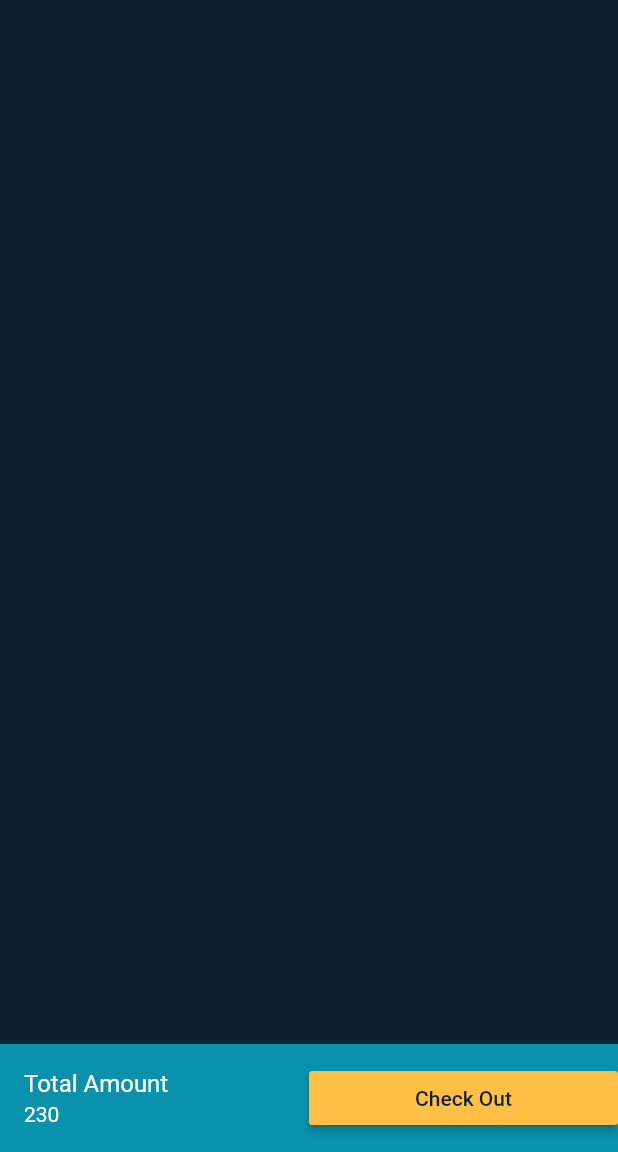
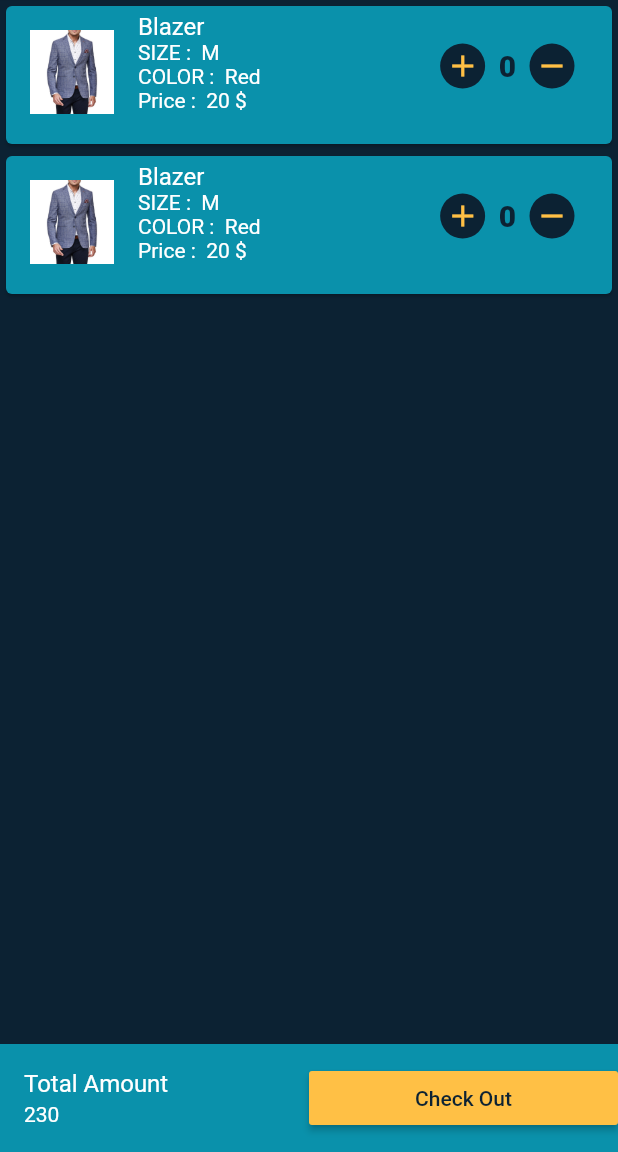
Before and after one commit to ahmedashraffcih/Flutter-Shopping-App, a Flutter app: the ShoppingCart screen opened directly, on a phone screen of 412 x 824 dp, the part 84-1236 px from its top. Run offline on Flutter 3.47's test engine with Material 2 defaults, Android fonts, the phone set to English and light mode, and no system bars; our stand-ins replace carousel_pro.

Commit message:
Complete Shopping Cart Functionality & Packaging Files

```diff
--- a/lib/App_Bar.dart
+++ b/lib/Components/App_Bar.dart
@@ -1,5 +1,5 @@
 import 'package:flutter/material.dart';
-import 'package:flutter_shopping_app/Icon_Buttons.dart';
+import 'package:flutter_shopping_app/Components/Icon_Buttons.dart';
 import 'Constants.dart';
 
 class ShoppingAppBar extends AppBar {
--- a/lib/Carousel.dart
+++ b/lib/Components/Carousel.dart
@@ -1,6 +1,6 @@
 import 'package:flutter/material.dart';
 import 'package:carousel_pro/carousel_pro.dart';
-import 'package:flutter_shopping_app/Constants.dart';
+import 'package:flutter_shopping_app/Components/Constants.dart';
   Widget image_carousel = new Container(
     height: 200.0,
     child:  new Carousel(
--- a/lib/Category_Label_List.dart
+++ b/lib/Components/Category_Label_List.dart
@@ -1,5 +1,5 @@
 import 'package:flutter/material.dart';
-import 'package:flutter_shopping_app/Constants.dart';
+import 'package:flutter_shopping_app/Components/Constants.dart';
 
 class Category extends StatelessWidget {
 
--- a/lib/Constants.dart
+++ b/lib/Components/Constants.dart
@@ -4,7 +4,6 @@ const KPrimaryDarkColor = Color(0xFF0c2233);
 const KSubDarkColor = Color(0xFF065471);
 const KBoxColor = Color(0xFF0a91ab);
 const KPrimaryBrightColor = Color(0xFFffc045);
-
 
 // --------------- HOME PAGE CONSTANTS ----------
 const KCategoryTextStyle = TextStyle(
@@ -21,9 +20,7 @@ const KProductPriceTextStyle = TextStyle(
   fontWeight: FontWeight.w900,
 );
 
-const KProductCardDecoration = BoxDecoration(
-    color: KBoxColor,
-    boxShadow: [
+const KProductCardDecoration = BoxDecoration(color: KBoxColor, boxShadow: [
   BoxShadow(
     color: Color.fromRGBO(0, 0, 0, 0.10),
     blurRadius: 4.0,
@@ -33,10 +30,7 @@ const KProductCardDecoration = BoxDecoration(
       4.0,
     ),
   )
-    ]
-);
-
-
+]);
 
 // --------------- PRODUCT DESCRIPTION CONSTANTS ----------
 
@@ -46,10 +40,8 @@ const KProductDetailsNameTextStyle = TextStyle(
   color: KPrimaryBrightColor,
 );
 
-const KProductDetailsPriceTextStyle = TextStyle(
-  color: KPrimaryBrightColor,
-  fontSize: 20.0
-);
+const KProductDetailsPriceTextStyle =
+    TextStyle(color: KPrimaryBrightColor, fontSize: 20.0);
 
 const KProductDescriptionTitleTextStyle = TextStyle(
   color: KBoxColor,
@@ -74,5 +66,8 @@ const KDrawerBoxDecoration = BoxDecoration(
           4.0,
         ),
       )
-    ]
-);
+    ]);
+
+// --------------- Shopping cart CONSTANTS ----------
+const KCartCountTextStyle = TextStyle(
+    color: KPrimaryDarkColor, fontWeight: FontWeight.w800, fontSize: 20);
--- a/lib/Icon_Buttons.dart
+++ b/lib/Components/Icon_Buttons.dart
@@ -8,7 +8,7 @@ class Icon_Buttons extends StatelessWidget {
 
   @override
   Widget build(BuildContext context) {
-    return new IconButton(
+    return IconButton(
         icon: Icon(
           icon,
           color: Button_color,
--- a/lib/Product_Card.dart
+++ b/lib/Components/Product_Card.dart
@@ -1,6 +1,6 @@
 import 'package:flutter/material.dart';
-import 'package:flutter_shopping_app/Constants.dart';
-import 'Product_Details.dart';
+import 'package:flutter_shopping_app/Components/Constants.dart';
+import '../Pages/Product_Details.dart';
 class Single_Product extends StatelessWidget {
   Single_Product({this.product_name, this.product_pic, this.product_price});
   final product_name;
--- a/lib/Product_Details_Button.dart
+++ b/lib/Components/Product_Details_Button.dart
@@ -1,5 +1,5 @@
 import 'package:flutter/material.dart';
-import 'package:flutter_shopping_app/Constants.dart';
+import 'package:flutter_shopping_app/Components/Constants.dart';
 
 class Product_Details_Button extends StatelessWidget {
   Product_Details_Button({@required this.textButton,@required this.buttonContent});
--- /dev/null
+++ b/lib/Components/Raw_Material Button.dart
@@ -0,0 +1,24 @@
+import 'package:flutter/material.dart';
+import 'package:flutter_shopping_app/Components/Constants.dart';
+class RoundIconButton extends StatelessWidget {
+  RoundIconButton({@required this.icon, this.onPressed,this.iconColor});
+
+  final IconData icon;
+  final Function onPressed;
+  final Color iconColor;
+
+  @override
+  Widget build(BuildContext context) {
+    return RawMaterialButton(
+      child: Icon(icon,color: iconColor,),
+      onPressed: onPressed,
+      shape: CircleBorder(),
+      elevation: 0.0,
+      fillColor: KPrimaryDarkColor,
+      constraints: BoxConstraints.tightFor(
+        width: 30.0,
+        height: 30.0,
+      ),
+    );
+  }
+}
--- /dev/null
+++ b/lib/Components/Shopping_Cart/Cart_Products.dart
@@ -0,0 +1,45 @@
+import 'package:flutter/material.dart';
+import 'Single_Card_Product.dart';
+
+class CartProducts extends StatefulWidget {
+  @override
+  _CartProductsState createState() => _CartProductsState();
+}
+
+class _CartProductsState extends State<CartProducts> {
+  final productsOnCard = [
+    {
+      "name": "Blazer",
+      "picture": "images/blazer.jpg",
+      "price": 20,
+      "size": "M",
+      "color": "Red",
+      "quantity": 1,
+    },
+    {
+      "name": "Blazer",
+      "picture": "images/blazer.jpg",
+      "price": 20,
+      "size": "M",
+      "color": "Red",
+      "quantity": 1,
+    },
+  ];
+
+  @override
+  Widget build(BuildContext context) {
+    return ListView.builder(
+        itemCount: productsOnCard.length,
+        itemExtent: 100,
+        itemBuilder: (context, index) {
+          return SingleCartProduct(
+            cartProductName: productsOnCard[index]["name"],
+            cartProductPic: productsOnCard[index]["picture"],
+            cartProductPrice: productsOnCard[index]["price"],
+            cartProductColor: productsOnCard[index]["color"],
+            cartProductQty: productsOnCard[index]["quantity"],
+            cartProductSize: productsOnCard[index]["size"],
+          );
+        });
+  }
+}
--- /dev/null
+++ b/lib/Components/Shopping_Cart/Single_Card_Product.dart
@@ -0,0 +1,77 @@
+import 'package:flutter/material.dart';
+import 'package:flutter_shopping_app/Components/Constants.dart';
+import '../Raw_Material Button.dart';
+
+class SingleCartProduct extends StatefulWidget {
+  int count = 0;
+  SingleCartProduct(
+      {this.cartProductColor,
+      this.cartProductName,
+      this.cartProductPic,
+      this.cartProductPrice,
+      this.cartProductQty,
+      this.cartProductSize});
+
+  final cartProductName;
+  final cartProductPic;
+  final cartProductPrice;
+  final cartProductSize;
+  final cartProductColor;
+  final cartProductQty;
+  @override
+  _SingleCartProductState createState() => _SingleCartProductState();
+}
+
+class _SingleCartProductState extends State<SingleCartProduct> {
+  @override
+  Widget build(BuildContext context) {
+    return Card(
+      color: KBoxColor,
+      child: ListTile(
+        //========= Leading =========
+        leading: Image.asset(widget.cartProductPic),
+
+        //========= Title =========
+        title: Text(widget.cartProductName),
+
+        //========= SubTitle Information =========
+        subtitle: Column(
+          crossAxisAlignment: CrossAxisAlignment.start,
+          children: <Widget>[
+            Text("SIZE :  " + widget.cartProductSize),
+            Text("COLOR :  " + widget.cartProductColor),
+            Text("Price :  " + widget.cartProductPrice.toString() + " \$"),
+          ],
+        ),
+
+        //========= Add or delete =========
+        trailing: FittedBox(
+          fit: BoxFit.fill,
+          child: Row(
+            children: <Widget>[
+              RoundIconButton(
+                icon: Icons.add,
+                iconColor: KPrimaryBrightColor,
+                onPressed: () {
+                  setState(() {
+                    widget.count++;
+                  });
+                },
+              ),
+              Text(widget.count.toString(), style: KCartCountTextStyle),
+              RoundIconButton(
+                icon: Icons.remove,
+                iconColor: KPrimaryBrightColor,
+                onPressed: () {
+                  setState(() {
+                    widget.count--;
+                  });
+                },
+              ),
+            ],
+          ),
+        ),
+      ),
+    );
+  }
+}
--- a/lib/Shopping_Cart.dart
+++ b/lib/Pages/Shopping_Cart.dart
@@ -1,6 +1,8 @@
 import 'package:flutter/material.dart';
-import 'App_Bar.dart';
-import 'package:flutter_shopping_app/Constants.dart';
+import '../Components/App_Bar.dart';
+import 'package:flutter_shopping_app/Components/Constants.dart';
+import '../Components/Shopping_Cart/Cart_Products.dart';
+
 
 class ShoppingCart extends StatefulWidget {
   @override
@@ -17,6 +19,10 @@ class _ShoppingCartState extends State<ShoppingCart> {
         appThemedata: IconThemeData(color: KPrimaryBrightColor),
         pressButton1: () {},
       ),
+
+      body: CartProducts(),
+
+      // Check Out
       bottomNavigationBar: Container(
         color: KBoxColor,
         child: Row(
--- a/lib/main.dart
+++ b/lib/main.dart
@@ -1,6 +1,6 @@
 import 'package:flutter/material.dart';
-import 'Home_Page.dart';
-import 'Constants.dart';
+import 'Pages/Home_Page.dart';
+import 'Components/Constants.dart';
 //s
 void main() => runApp(Ecommerce());
 
```
Also changed, not shown: lib/Pages/Home_Page.dart (renamed from lib/Home_Page.dart, +6 -6 lines), lib/Pages/Product_Details.dart (renamed from lib/Product_Details.dart, +4 -4 lines), lib/Components/Horizontal_List_View.dart (renamed from lib/Horizontal_List_View.dart), lib/Components/Products.dart (renamed from lib/Products.dart), lib/Components/Reuseable_Inkwell.dart (renamed from lib/Reuseable_Inkwell.dart). Lines whose indentation alone changed are shown as unchanged.
